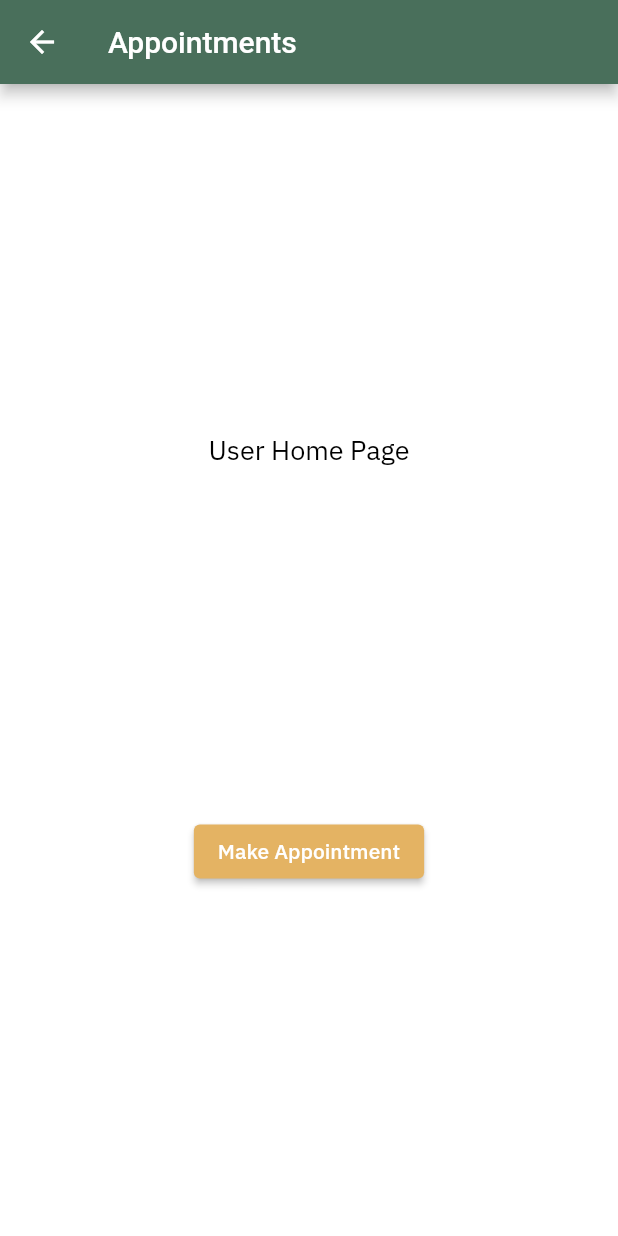
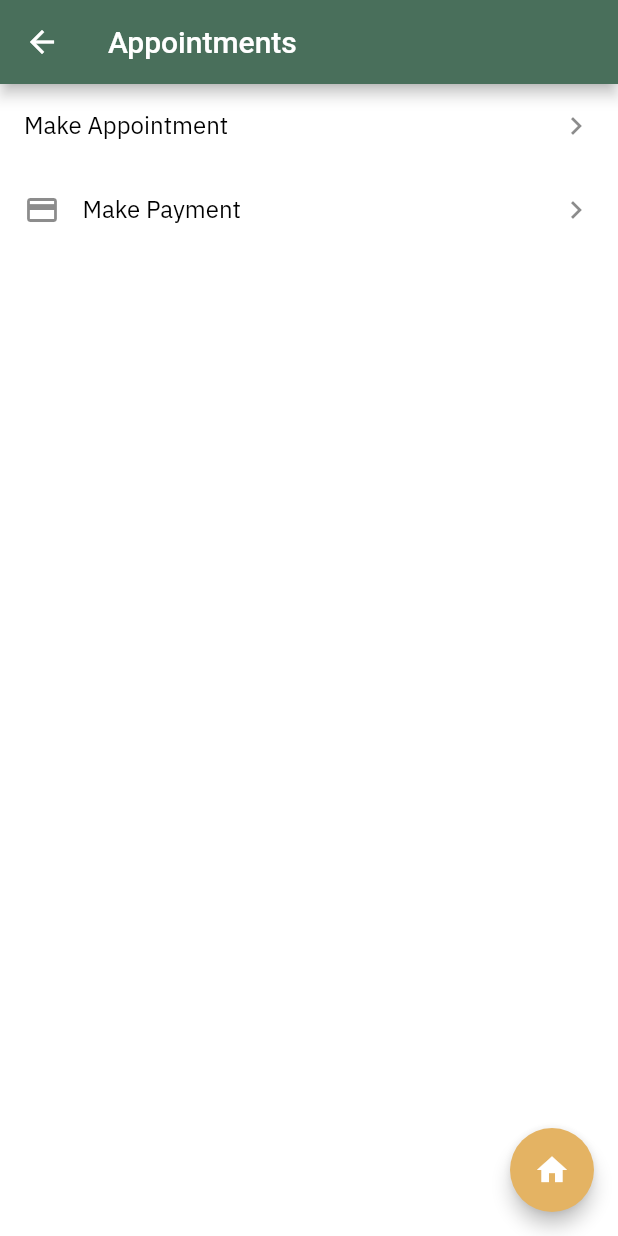
Before and after one commit to ShambaRecords/Vet-app, a Flutter app: the UserHomePage screen opened by its route, on a phone screen of 412 x 824 dp. Run offline on Flutter 3.47's test engine with Material 2 defaults, Android fonts, the phone set to English and light mode, and no system bars; drawn by our look-alikes of flutter_platform_widgets; our stand-ins replace cloud_firestore, firebase_core, flutter_hooks, fluttertoast, freezed_annotation, get_it and 6 more; accounts and stored records are empty.

Commit message:
quality of life UI/UX improvements

```diff
--- a/lib/data/model/freezed_classes.dart
+++ b/lib/data/model/freezed_classes.dart
@@ -9,7 +9,7 @@ part 'freezed_classes.g.dart';
 class Booking with _$Booking {
   const factory Booking(
     String? animal,
-    @JsonKey(name: "datetime", fromJson: _dateTimeFromTimeStamp)
+    @JsonKey(name: "datetime", fromJson: _dateTimeFromTimeStamp, toJson: _timeStampToDateTime)
         DateTime? datetime,
     String? species,
     String? user,
@@ -21,6 +21,7 @@ class Booking with _$Booking {
 }
 
 DateTime _dateTimeFromTimeStamp(Timestamp timestamp) => timestamp.toDate();
+Timestamp _timeStampToDateTime(DateTime? date) => Timestamp.fromDate(date!);
 
 @freezed
 class Specialist with _$Specialist {
@@ -36,7 +37,7 @@ class Specialist with _$Specialist {
 class Payment with _$Payment {
   const factory Payment(
     double? amount,
-    @JsonKey(name: "datetime", fromJson: _dateTimeFromTimeStamp)
+    @JsonKey(name: "datetime", fromJson: _dateTimeFromTimeStamp, toJson: _timeStampToDateTime)
         DateTime? datetime,
     String? user,
     String? type,
--- a/lib/domain/providers/appointment/time_provider.dart
+++ b/lib/domain/providers/appointment/time_provider.dart
@@ -1,3 +1,4 @@
 import 'package:hooks_riverpod/hooks_riverpod.dart';
 
 final selectedTimesStateProvider = StateProvider((ref) => DateTime.now());
+final loaderStateProvider = StateProvider((ref) => false);
--- a/lib/res/styles.dart
+++ b/lib/res/styles.dart
@@ -57,12 +57,11 @@ ThemeData lightAppThemeAndroid = ThemeData(
   ),
   textButtonTheme: TextButtonThemeData(
     style: ButtonStyle(
-      // backgroundColor: MaterialStateProperty.all<Color>(primaryColorAccent),
-      backgroundColor: MaterialStateProperty.all<Color>(Colors.black),
+      backgroundColor: MaterialStateProperty.all<Color>(primaryColorAccent),
       textStyle: MaterialStateProperty.all<TextStyle>(
         TextStyle(color: Colors.white),
-
       ),
+      foregroundColor: MaterialStateProperty.all<Color>(Colors.white),
     ),
   ),
   floatingActionButtonTheme: FloatingActionButtonThemeData(
--- a/lib/screens/apppointment_page/widgets.dart
+++ b/lib/screens/apppointment_page/widgets.dart
@@ -15,7 +15,6 @@ class BookingCalendar extends HookWidget {
   Widget build(BuildContext context) {
     final _colors = useProvider(colorProvider);
     final _selectedDay = useProvider(selectedDateStateProvider).state;
-    final _focusedDay = useProvider(focusedDateStateProvider).state;
 
     return Material(
       color: _colors.appThemeAndroid.scaffoldBackgroundColor,
--- a/lib/screens/home_page/widgets.dart
+++ b/lib/screens/home_page/widgets.dart
@@ -43,6 +43,7 @@ class CustomBottomNavBar extends HookWidget {
                     mainAxisAlignment: MainAxisAlignment.spaceAround,
                     children: [
                       GestureDetector(
+                        child: Container(
                           child: Column(
                             mainAxisAlignment: MainAxisAlignment.end,
                             children: [
@@ -63,11 +64,13 @@ class CustomBottomNavBar extends HookWidget {
                               )
                             ],
                           ),
+                        ),
                         onTap: () {
                           context.read(bottomNavProvider).state = 0;
                         },
                       ),
                       GestureDetector(
+                        child: Container(
                           child: Column(
                             mainAxisAlignment: MainAxisAlignment.end,
                             children: [
@@ -88,11 +91,13 @@ class CustomBottomNavBar extends HookWidget {
                               )
                             ],
                           ),
+                        ),
                         onTap: () {
                           context.read(bottomNavProvider).state = 1;
                         },
                       ),
                       GestureDetector(
+                        child: Container(
                           child: Column(
                             mainAxisAlignment: MainAxisAlignment.end,
                             children: [
@@ -112,6 +117,7 @@ class CustomBottomNavBar extends HookWidget {
                                 ),
                               )
                             ],
+                          ),
                         ),
                         onTap: () {
                           context.read(bottomNavProvider).state = 2;
--- a/lib/screens/user_home_page/user_home_page.dart
+++ b/lib/screens/user_home_page/user_home_page.dart
@@ -11,6 +11,11 @@ class UserHomePage extends HookWidget {
   Widget build(BuildContext context) {
     final size = MediaQuery.of(context).size;
     return PlatformScaffold(
+      material: (_, __) => MaterialScaffoldData(
+          floatingActionButton: FloatingActionButton(
+        onPressed: () => getIt<NavigationService>().navigateTo(HOME_ROUTE),
+        child: Icon(Icons.home),
+      )),
       appBar: PlatformAppBar(
         title: const Text("Appointments"),
       ),
@@ -19,14 +24,34 @@ class UserHomePage extends HookWidget {
         width: size.width,
         child: Column(
           mainAxisSize: MainAxisSize.max,
-          mainAxisAlignment: MainAxisAlignment.spaceEvenly,
+          mainAxisAlignment: MainAxisAlignment.start,
           children: [
-            Text("User Home Page"),
-            ElevatedButton(
-              onPressed: () =>
-                  getIt<NavigationService>().navigateTo(APPOINTMENT_PAGE_ROUTE),
-              child: Text("Make Appointment"),
-            )
+            Column(
+              children: [
+                ListTile(
+                  title: Text(
+                    "Make Appointment",
+                  ),
+                  onTap: () => getIt<NavigationService>()
+                      .navigateTo(APPOINTMENT_PAGE_ROUTE),
+                  trailing: Icon(Icons.keyboard_arrow_right),
+                ),
+                ListTile(
+                  title: Row(
+                    children: [
+                      Icon(Icons.payment),
+                      Padding(padding: EdgeInsets.only(left: 15)),
+                      Text(
+                        "Make Payment",
+                      ),
+                    ],
+                  ),
+                  onTap: () =>
+                      getIt<NavigationService>().navigateTo(HOME_ROUTE),
+                  trailing: Icon(Icons.keyboard_arrow_right),
+                ),
+              ],
+            ),
           ],
         ),
       ),
```
Also changed, not shown: lib/screens/apppointment_page/appointment_page.dart (+25 -4 lines), lib/screens/bookings_page/bookings_page.dart (+9 -1 lines), lib/screens/success_page/success_page.dart (+27 -4 lines), lib/data/model/freezed_classes.freezed.dart, lib/data/model/freezed_classes.g.dart. Lines whose indentation alone changed are shown as unchanged.
